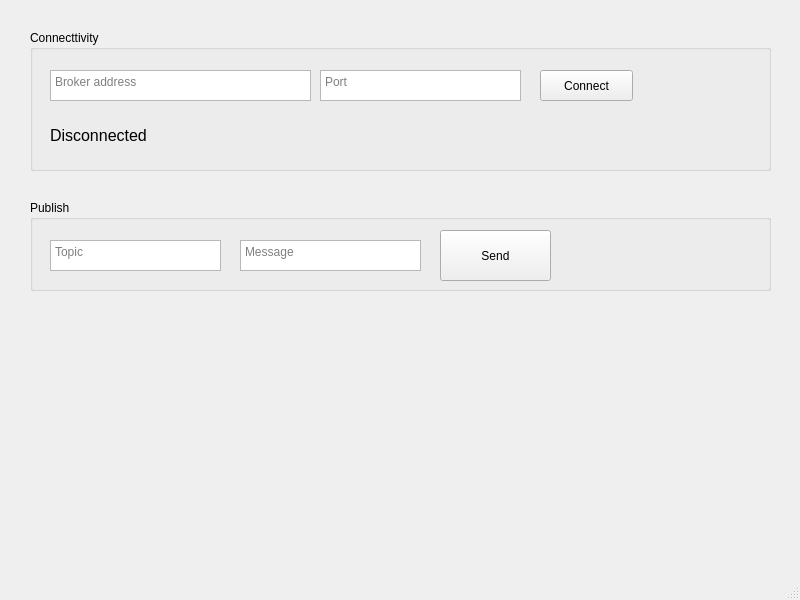
This is mainapp.ui in iqfareez/py-mqttclient-app as Qt 5 draws it before an edit. The edited form follows.
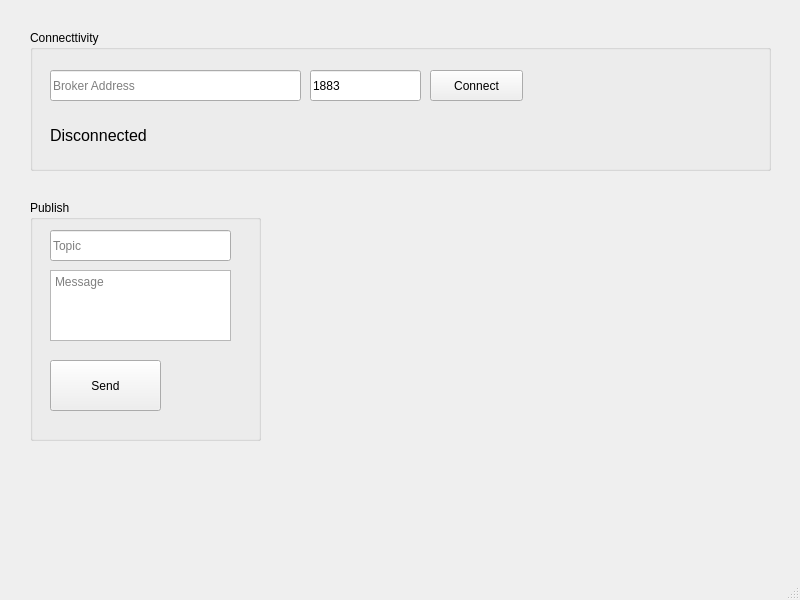
This is the edited form.

Commit message: :pencil: Change QEditText to QLineEdit

What changed in the file:
```diff
--- a/mainapp.ui
+++ b/mainapp.ui
@@ -29,7 +29,7 @@
     <widget class="QPushButton" name="connectButton">
      <property name="geometry">
       <rect>
-       <x>510</x>
+       <x>400</x>
        <y>40</y>
        <width>93</width>
        <height>31</height>
@@ -39,32 +39,6 @@
       <string>Connect</string>
      </property>
     </widget>
-    <widget class="QTextEdit" name="brokerAddrTextbox">
-     <property name="geometry">
-      <rect>
-       <x>20</x>
-       <y>40</y>
-       <width>261</width>
-       <height>31</height>
-      </rect>
-     </property>
-     <property name="placeholderText">
-      <string>Broker address</string>
-     </property>
-    </widget>
-    <widget class="QTextEdit" name="brokerPortTextbox">
-     <property name="geometry">
-      <rect>
-       <x>290</x>
-       <y>40</y>
-       <width>201</width>
-       <height>31</height>
-      </rect>
-     </property>
-     <property name="placeholderText">
-      <string>Port</string>
-     </property>
-    </widget>
     <widget class="QLabel" name="connectionStatusLabel">
      <property name="geometry">
       <rect>
@@ -83,39 +57,55 @@
       <string>Disconnected</string>
      </property>
     </widget>
+    <widget class="QLineEdit" name="brokerAddrTextbox">
+     <property name="geometry">
+      <rect>
+       <x>20</x>
+       <y>40</y>
+       <width>251</width>
+       <height>31</height>
+      </rect>
+     </property>
+     <property name="placeholderText">
+      <string>Broker Address</string>
+     </property>
+    </widget>
+    <widget class="QLineEdit" name="brokerPortTextbox">
+     <property name="geometry">
+      <rect>
+       <x>280</x>
+       <y>40</y>
+       <width>111</width>
+       <height>31</height>
+      </rect>
+     </property>
+     <property name="text">
+      <string>1883</string>
+     </property>
+     <property name="placeholderText">
+      <string>Broker Port</string>
+     </property>
+    </widget>
    </widget>
    <widget class="QGroupBox" name="groupBox_2">
     <property name="geometry">
      <rect>
       <x>30</x>
       <y>200</y>
-      <width>741</width>
-      <height>91</height>
+      <width>231</width>
+      <height>241</height>
      </rect>
     </property>
     <property name="title">
      <string>Publish</string>
     </property>
-    <widget class="QTextEdit" name="topicTextbox">
-     <property name="geometry">
-      <rect>
-       <x>20</x>
-       <y>40</y>
-       <width>171</width>
-       <height>31</height>
-      </rect>
-     </property>
-     <property name="placeholderText">
-      <string>Topic</string>
-     </property>
-    </widget>
     <widget class="QTextEdit" name="messageTextbox">
      <property name="geometry">
       <rect>
-       <x>210</x>
-       <y>40</y>
+       <x>20</x>
+       <y>70</y>
        <width>181</width>
-       <height>31</height>
+       <height>71</height>
       </rect>
      </property>
      <property name="placeholderText">
@@ -125,8 +115,8 @@
     <widget class="QPushButton" name="sendMessageButton">
      <property name="geometry">
       <rect>
-       <x>410</x>
-       <y>30</y>
+       <x>20</x>
+       <y>160</y>
        <width>111</width>
        <height>51</height>
       </rect>
@@ -135,6 +125,19 @@
       <string>Send</string>
      </property>
     </widget>
+    <widget class="QLineEdit" name="topicTextbox">
+     <property name="geometry">
+      <rect>
+       <x>20</x>
+       <y>30</y>
+       <width>181</width>
+       <height>31</height>
+      </rect>
+     </property>
+     <property name="placeholderText">
+      <string>Topic</string>
+     </property>
+    </widget>
    </widget>
   </widget>
   <widget class="QMenuBar" name="menubar">
```
The commit also changes 1 other file.
